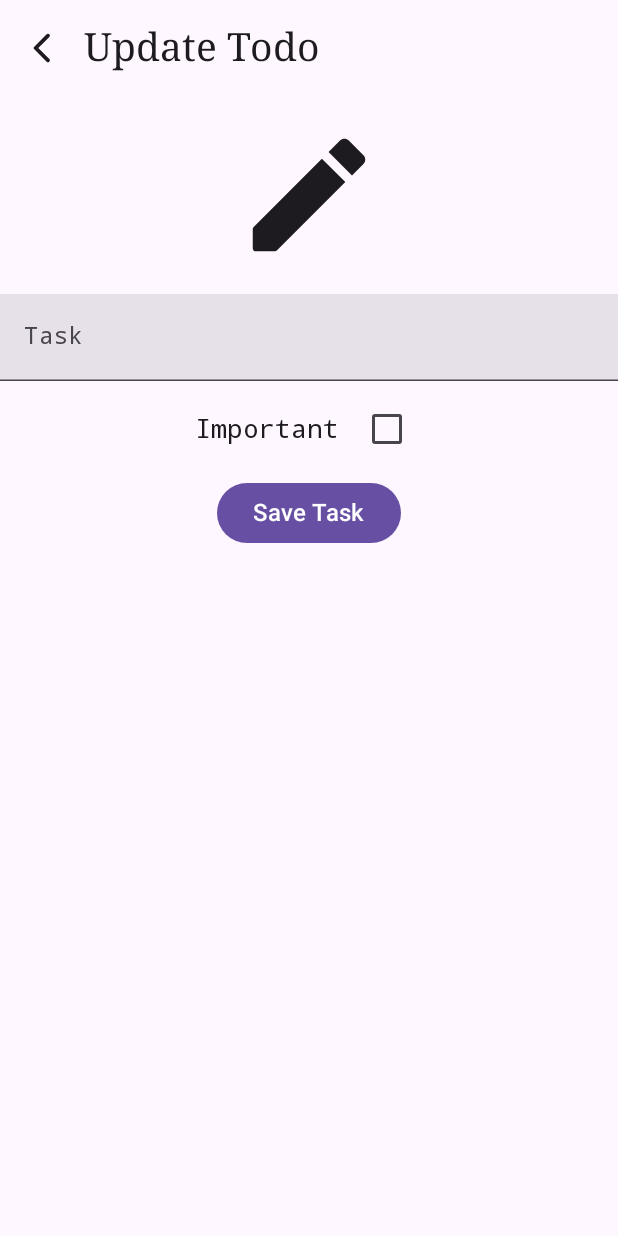
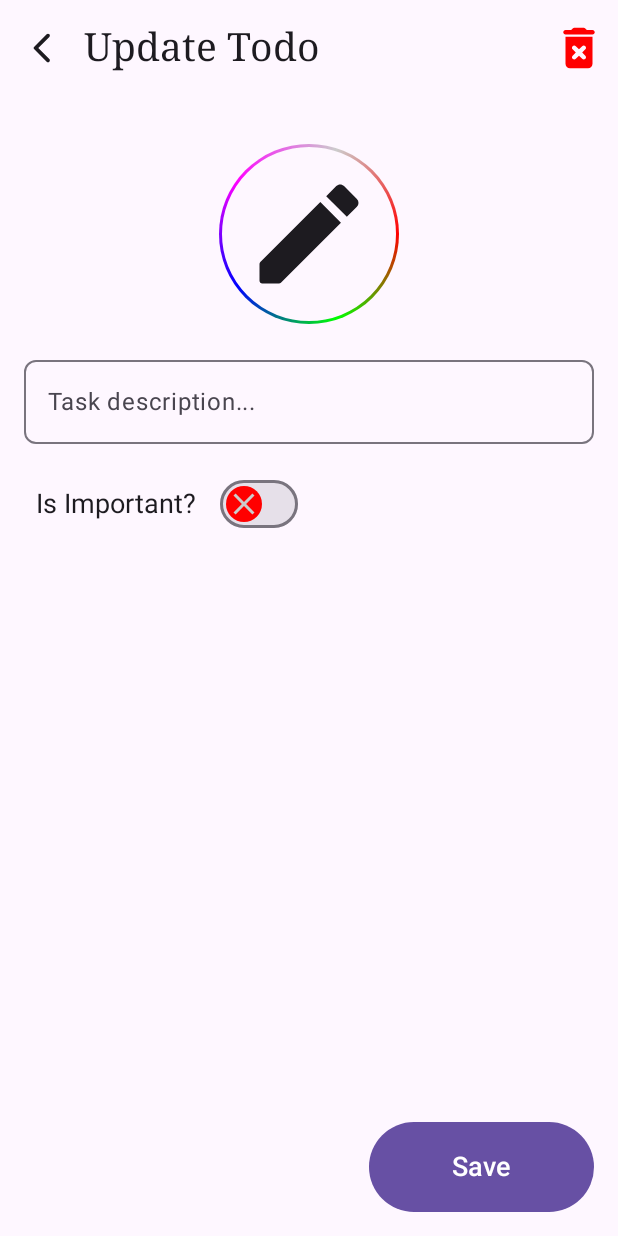
Before and after one commit to Swirl86/Listify-Planner, an Android app built with Jetpack Compose: the @Preview function UpdateTodoScreenPreview, on a phone screen of 412 x 824 dp. Run offline under Robolectric (Android 15) with nearby library versions, the phone set to English and light mode, and no system bars; our stand-ins replace Dagger/Hilt's generated code, Room's generated code.

Commit message:
delete logic from editscreen and some more design changes

```diff
--- /dev/null
+++ b/app/src/main/java/com/swirl/listifyplanner/presentation/common/AnimatedSwitch.kt
@@ -0,0 +1,41 @@
+package com.swirl.listifyplanner.presentation.common
+
+import androidx.compose.animation.animateContentSize
+import androidx.compose.animation.core.FastOutSlowInEasing
+import androidx.compose.animation.core.tween
+import androidx.compose.foundation.layout.size
+import androidx.compose.material3.Icon
+import androidx.compose.material3.Switch
+import androidx.compose.runtime.Composable
+import androidx.compose.ui.Modifier
+import androidx.compose.ui.graphics.vector.ImageVector
+import androidx.compose.ui.unit.dp
+import com.swirl.listifyplanner.utils.getSwitchDefaultColors
+
+@Composable
+fun AnimatedSwitch(
+    checked: Boolean,
+    onCheckedChange: (Boolean) -> Unit,
+    thumbIcon: ImageVector,
+    thumbSize: Int = 24,
+    animationDuration: Int = 1000
+) {
+    Switch(
+        checked = checked,
+        onCheckedChange = onCheckedChange,
+        modifier = Modifier.animateContentSize(
+            animationSpec = tween(
+                durationMillis = animationDuration,
+                easing = FastOutSlowInEasing
+            )
+        ),
+        thumbContent = {
+            Icon(
+                imageVector = thumbIcon,
+                contentDescription = null,
+                modifier = Modifier.size(thumbSize.dp)
+            )
+        },
+        colors = getSwitchDefaultColors()
+    )
+}
--- a/app/src/main/java/com/swirl/listifyplanner/presentation/todo_screen/UpdateTodoScreen.kt
+++ b/app/src/main/java/com/swirl/listifyplanner/presentation/todo_screen/UpdateTodoScreen.kt
@@ -1,40 +1,54 @@
 package com.swirl.listifyplanner.presentation.todo_screen
 
+import androidx.compose.foundation.clickable
 import androidx.compose.foundation.layout.Arrangement
 import androidx.compose.foundation.layout.Column
 import androidx.compose.foundation.layout.Row
 import androidx.compose.foundation.layout.Spacer
 import androidx.compose.foundation.layout.fillMaxSize
 import androidx.compose.foundation.layout.fillMaxWidth
+import androidx.compose.foundation.layout.height
 import androidx.compose.foundation.layout.padding
 import androidx.compose.foundation.layout.size
-import androidx.compose.foundation.text.KeyboardOptions
+import androidx.compose.foundation.layout.width
+import androidx.compose.foundation.shape.RoundedCornerShape
 import androidx.compose.material.icons.Icons
+import androidx.compose.material.icons.filled.Check
+import androidx.compose.material.icons.filled.Close
 import androidx.compose.material.icons.rounded.ArrowBackIosNew
+import androidx.compose.material.icons.rounded.DeleteForever
 import androidx.compose.material.icons.rounded.Edit
+import androidx.compose.material.icons.rounded.Warning
 import androidx.compose.material3.Button
-import androidx.compose.material3.Checkbox
 import androidx.compose.material3.ExperimentalMaterial3Api
 import androidx.compose.material3.Icon
 import androidx.compose.material3.IconButton
+import androidx.compose.material3.OutlinedTextField
 import androidx.compose.material3.Scaffold
 import androidx.compose.material3.Text
-import androidx.compose.material3.TextField
 import androidx.compose.material3.TopAppBar
 import androidx.compose.runtime.Composable
 import androidx.compose.runtime.LaunchedEffect
+import androidx.compose.runtime.getValue
+import androidx.compose.runtime.mutableStateOf
+import androidx.compose.runtime.saveable.rememberSaveable
+import androidx.compose.runtime.setValue
 import androidx.compose.ui.Alignment
 import androidx.compose.ui.Modifier
-import androidx.compose.ui.graphics.RectangleShape
-import androidx.compose.ui.text.font.FontFamily
-import androidx.compose.ui.text.input.KeyboardCapitalization
+import androidx.compose.ui.graphics.Color
+import androidx.compose.ui.text.TextStyle
 import androidx.compose.ui.tooling.preview.Preview
 import androidx.compose.ui.unit.dp
 import androidx.compose.ui.unit.sp
 import androidx.lifecycle.viewmodel.compose.viewModel
 import com.swirl.listifyplanner.R
 import com.swirl.listifyplanner.presentation.MainViewModel
-import com.swirl.listifyplanner.ui.constants.taskTextStyle
+import com.swirl.listifyplanner.presentation.alert_dialogs.AlertDialogGeneral
+import com.swirl.listifyplanner.presentation.common.AnimatedSwitch
+import com.swirl.listifyplanner.presentation.common.drawAnimationBorder
+import com.swirl.listifyplanner.ui.constants.DefaultDp
+import com.swirl.listifyplanner.ui.constants.DefaultIconSize
+import com.swirl.listifyplanner.ui.constants.MediumDp
 import com.swirl.listifyplanner.ui.constants.topAppBarTextStyle
 import com.swirl.listifyplanner.ui.preview.ProvideMainViewModelForPreview
 import com.swirl.listifyplanner.utils.UiText
@@ -48,6 +62,7 @@ fun UpdateTodoScreen(
 ) {
     val task = mainViewModel.todo.task
     val isImportant = mainViewModel.todo.isImportant
+    var openDeleteDialog by rememberSaveable { mutableStateOf(false) }
 
     LaunchedEffect(
         key1 = true,
@@ -55,14 +70,44 @@ fun UpdateTodoScreen(
             mainViewModel.getTodoById(id)
         })
 
+    if (openDeleteDialog)
+        AlertDialogGeneral(
+            onDismissRequest = { openDeleteDialog = false },
+            onConfirmation = {
+                openDeleteDialog = false
+                mainViewModel.deleteTodo(mainViewModel.todo)
+                onBack()
+            },
+            dialogTitle = UiText.StringResource(R.string.todo_delete_title).asString(),
+            dialogText = UiText.StringResource(R.string.todo_delete_subtitle).asString(),
+            icon = Icons.Rounded.Warning,
+            modifier = Modifier.size(62.dp),
+            tintColor = Color.Red
+        )
+
     Scaffold(
         topBar = {
             TopAppBar(
                 title = {
+                    Row(
+                        modifier = Modifier.fillMaxWidth(),
+                        horizontalArrangement = Arrangement.Center,
+                        verticalAlignment = Alignment.CenterVertically
+                    ) {
                         Text(
                             text = UiText.StringResource(R.string.update_todo).asString(),
                             style = topAppBarTextStyle
                         )
+                        Spacer(modifier = Modifier.weight(1f))
+                        Icon(
+                            modifier = Modifier
+                                .size(DefaultIconSize)
+                                .clickable { openDeleteDialog = true },
+                            imageVector = Icons.Rounded.DeleteForever,
+                            tint = Color.Red,
+                            contentDescription = UiText.StringResource(R.string.icon_delete).asString()
+                        )
+                    }
                 },
                 navigationIcon = {
                     IconButton(onClick = { onBack() }) {
@@ -77,61 +122,76 @@ fun UpdateTodoScreen(
         Column(
             modifier = Modifier
                 .fillMaxSize()
-                .padding(paddingValues),
+                .padding(paddingValues)
+                .padding(DefaultDp),
             horizontalAlignment = Alignment.CenterHorizontally
         ) {
-            Spacer(modifier = Modifier.size(16.dp))
+            Spacer(modifier = Modifier.size(DefaultDp))
             Icon(
                 imageVector = Icons.Rounded.Edit,
                 contentDescription = UiText.StringResource(R.string.icon_edit).asString(),
                 modifier = Modifier
-                    .size(100.dp)
+                    .size(120.dp)
+                    .drawAnimationBorder(
+                        strokeWidth = 2.dp,
+                        durationMillis = 3500,
+                        shape = RoundedCornerShape(100)
                     )
-            Spacer(modifier = Modifier.size(16.dp))
-            TextField(
+                    .padding(16.dp)
+            )
+            Spacer(modifier = Modifier.height(16.dp))
+            OutlinedTextField(
                 value = task,
                 onValueChange = { newValue ->
                     mainViewModel.updateTask(newValue)
                 },
                 modifier = Modifier.fillMaxWidth(),
-                label = {
-                    Text(
-                        text = UiText.StringResource(R.string.update_todo_task).asString(),
-                        fontFamily = FontFamily.Monospace
+                label = { Text("Task description...") },
+                shape = RoundedCornerShape(MediumDp)
             )
-                },
-                shape = RectangleShape,
-                keyboardOptions = KeyboardOptions(
-                    KeyboardCapitalization.Sentences
-                ),
-                textStyle = taskTextStyle()
-            )
-            Spacer(modifier = Modifier.size(8.dp))
+            Spacer(modifier = Modifier.height(DefaultDp))
             Row(
-                modifier = Modifier.fillMaxWidth(),
-                horizontalArrangement = Arrangement.Center,
-                verticalAlignment = Alignment.CenterVertically
+                modifier = Modifier
+                    .fillMaxWidth()
+                    .padding(horizontal = MediumDp),
+                verticalAlignment = Alignment.CenterVertically,
+                horizontalArrangement = Arrangement.Start
             ) {
                 Text(
                     text = UiText.StringResource(R.string.todo_important).asString(),
-                    fontFamily = FontFamily.Monospace,
+                    style = TextStyle(fontSize = 18.sp)
+                )
+                Spacer(modifier = Modifier.width(DefaultDp))
+                AnimatedSwitch(
+                    checked = isImportant,
+                    onCheckedChange = { newValue ->
+                        mainViewModel.updateIsImportant(newValue)
+                    },
+                    if (isImportant) Icons.Filled.Check else Icons.Filled.Close
+                )
+            }
+            Spacer(modifier = Modifier.height(DefaultDp))
+            Column(
+                modifier = Modifier
+                    .fillMaxSize(),
+                horizontalAlignment = Alignment.End,
+                verticalArrangement = Arrangement.Bottom
+            ) {
+                Button(
+                    onClick = {
+                        mainViewModel.updateTodo(mainViewModel.todo)
+                        onBack()
+                    },
+                    modifier = Modifier
+                        .size(width = 150.dp, height = 60.dp)
+                ) {
+                    Text(
+                        text = UiText.StringResource(R.string.button_save).asString(),
                         fontSize = 18.sp
                     )
-                Spacer(modifier = Modifier.size(8.dp))
-                Checkbox(checked = isImportant, onCheckedChange = { newValue ->
-                    mainViewModel.updateIsImportant(newValue)
-                })
                 }
-            Spacer(modifier = Modifier.size(8.dp))
-            Button(onClick = {
-                mainViewModel.updateTodo(mainViewModel.todo)
-                onBack()
-            }) {
-                Text(
-                    text = UiText.StringResource(R.string.update_todo_save).asString(),
-                    fontSize = 16.sp
-                )
             }
+            Spacer(modifier = Modifier.height(DefaultDp))
         }
     }
 }
@@ -144,7 +204,7 @@ fun UpdateTodoScreenPreview() {
         UpdateTodoScreen(
             0,
             mainViewModel,
-            onBack = { /*TODO*/ }
+            onBack = {  }
         )
     }
 }
--- a/app/src/main/java/com/swirl/listifyplanner/presentation/todo_screen/components/MyTopAppBar.kt
+++ b/app/src/main/java/com/swirl/listifyplanner/presentation/todo_screen/components/MyTopAppBar.kt
@@ -1,13 +1,13 @@
 package com.swirl.listifyplanner.presentation.todo_screen.components
 
 
+import androidx.compose.foundation.clickable
 import androidx.compose.foundation.layout.size
+import androidx.compose.material.Icon
 import androidx.compose.material.icons.Icons
 import androidx.compose.material.icons.rounded.DeleteForever
 import androidx.compose.material.icons.rounded.Warning
 import androidx.compose.material3.ExperimentalMaterial3Api
-import androidx.compose.material3.Icon
-import androidx.compose.material3.IconButton
 import androidx.compose.material3.Text
 import androidx.compose.material3.TopAppBar
 import androidx.compose.runtime.Composable
@@ -20,6 +20,7 @@ import androidx.compose.ui.graphics.Color
 import androidx.compose.ui.unit.dp
 import com.swirl.listifyplanner.R
 import com.swirl.listifyplanner.presentation.alert_dialogs.AlertDialogGeneral
+import com.swirl.listifyplanner.ui.constants.DefaultIconSize
 import com.swirl.listifyplanner.ui.constants.topAppBarTextStyle
 import com.swirl.listifyplanner.utils.UiText
 
@@ -39,8 +40,8 @@ fun MyTopAppBar(
                 openDeleteAllDialog = false
                 onDeleteAll()
             },
-            dialogTitle = "Delete all todos",
-            dialogText = "Are you sure you want to delete all your todos? They can not be restored once deleted!",
+            dialogTitle = UiText.StringResource(R.string.todo_delete_all_title).asString(),
+            dialogText = UiText.StringResource(R.string.todo_delete_all_subtitle).asString(),
             icon = Icons.Rounded.Warning,
             modifier = Modifier.size(62.dp),
             tintColor = Color.Red
@@ -50,15 +51,14 @@ fun MyTopAppBar(
         title = { Text(text = "Todos", style = topAppBarTextStyle) },
         actions = {
             if (size > 0) {
-                IconButton(
-                    onClick = { openDeleteAllDialog = true }
-                ) {
-                    Icon(
-                        Icons.Rounded.DeleteForever,
-                        tint = Color.Red,
-                        contentDescription = UiText.StringResource(R.string.icon_delete).asString()
-                    )
-                }
+                Icon(
+                    modifier = Modifier
+                        .size(DefaultIconSize)
+                        .clickable { openDeleteAllDialog = true },
+                    imageVector = Icons.Rounded.DeleteForever,
+                    tint = Color.Red,
+                    contentDescription = UiText.StringResource(R.string.icon_delete).asString()
+                )
             }
         }
     )
--- a/app/src/main/java/com/swirl/listifyplanner/presentation/todo_screen/components/TodoCard.kt
+++ b/app/src/main/java/com/swirl/listifyplanner/presentation/todo_screen/components/TodoCard.kt
@@ -27,7 +27,6 @@ import androidx.compose.runtime.remember
 import androidx.compose.ui.Alignment
 import androidx.compose.ui.Modifier
 import androidx.compose.ui.graphics.Color
-import androidx.compose.ui.graphics.ColorFilter
 import androidx.compose.ui.text.AnnotatedString
 import androidx.compose.ui.text.style.TextOverflow
 import androidx.compose.ui.tooling.preview.Preview
@@ -36,7 +35,7 @@ import androidx.compose.ui.unit.sp
 import com.swirl.listifyplanner.R
 import com.swirl.listifyplanner.data.model.Todo
 import com.swirl.listifyplanner.ui.constants.DefaultIconSize
-import com.swirl.listifyplanner.ui.constants.SmallPadding
+import com.swirl.listifyplanner.ui.constants.SmallDp
 import com.swirl.listifyplanner.ui.constants.taskTextStyle
 import com.swirl.listifyplanner.ui.theme.TaskLightGreenBg
 import com.swirl.listifyplanner.ui.theme.TaskLightYellowBg
@@ -86,7 +85,7 @@ fun TodoCard(
                     tint = getIconColor(todo.isDone, Color.Black),
                     contentDescription = UiText.StringResource( R.string.icon_check).asString()
                 )
-                Spacer(modifier = Modifier.padding(end = SmallPadding))
+                Spacer(modifier = Modifier.padding(end = SmallDp))
                 Text(
                     text = AnnotatedString(todo.task),
                     maxLines = 2,
--- a/app/src/main/java/com/swirl/listifyplanner/ui/constants/DpValues.kt
+++ b/app/src/main/java/com/swirl/listifyplanner/ui/constants/DpValues.kt
@@ -3,14 +3,13 @@ package com.swirl.listifyplanner.ui.constants
 import androidx.compose.ui.unit.Dp
 import androidx.compose.ui.unit.dp
 
-val XSmallPadding: Dp = 4.dp
-val SmallPadding: Dp = 6.dp
-val DefaultPadding: Dp = 8.dp
-val LargePadding: Dp = 16.dp
-
-val SmallDp: Dp = 4.dp
+val XSmallDp: Dp = 4.dp
+val SmallDp: Dp = 6.dp
 val MediumDp: Dp = 8.dp
-val LargeDp: Dp = 16.dp
+val DefaultDp: Dp = 16.dp
+val LargeDp: Dp = 22.dp
 
 val SmallIconSize: Dp = 24.dp
+val MediumIconSize: Dp = 32.dp
 val DefaultIconSize: Dp = 36.dp
+val LargeIconSize: Dp = 100.dp
--- a/app/src/main/java/com/swirl/listifyplanner/utils/ColorUtils.kt
+++ b/app/src/main/java/com/swirl/listifyplanner/utils/ColorUtils.kt
@@ -1,6 +1,8 @@
 package com.swirl.listifyplanner.utils
 
+import androidx.compose.material.ContentAlpha
 import androidx.compose.material.TextFieldDefaults
+import androidx.compose.material3.SwitchDefaults
 import androidx.compose.runtime.Composable
 import androidx.compose.ui.graphics.Color
 import androidx.compose.ui.graphics.ColorFilter
@@ -12,6 +14,16 @@ fun getPurpleThemeTextFieldColors() = TextFieldDefaults.textFieldColors(
     focusedIndicatorColor = Color.Magenta,
     unfocusedIndicatorColor = Color.Gray,
     cursorColor = Color.Magenta
+)
+
+@Composable
+fun getSwitchDefaultColors() = SwitchDefaults.colors(
+    checkedThumbColor = Color.Green,
+    checkedIconColor = Color.DarkGray,
+    uncheckedThumbColor = Color.Red,
+    uncheckedIconColor = Color.LightGray,
+    disabledCheckedThumbColor = Color.Green.copy(alpha = ContentAlpha.disabled),
+    disabledUncheckedThumbColor = Color.Red.copy(alpha = ContentAlpha.disabled),
 )
 
 /**
--- a/app/src/main/res/values/strings.xml
+++ b/app/src/main/res/values/strings.xml
@@ -5,6 +5,10 @@
     <string name="home_welcome_text">Welcome to Listify Planner</string>
 
     <!-- Todo_screen  -->
+    <string name="todo_delete_title">Delete Todo</string>
+    <string name="todo_delete_all_title">Delete All Todos</string>
+    <string name="todo_delete_subtitle">Are you sure you want to delete your todo? It can not be restored once deleted!</string>
+    <string name="todo_delete_all_subtitle">Are you sure you want to delete all your todos? They can not be restored once deleted!</string>
     <string name="todo_deleted_task">Deleted task: %s</string>
     <string name="todo_undo_delete">UNDO DELETE</string>
     <string name="add_todo">Todo</string>
@@ -16,7 +20,7 @@
     <string name="update_todo_task">Task</string>
     <string name="update_todo_save">Save Task</string>
 
-    <string name="todo_important">Important</string>
+    <string name="todo_important">Is Important?</string>
 
     <!-- Speech_To_Text_screen  -->
     <string name="speech_top_title">Talk to me</string>
```
Lines whose indentation alone changed are shown as unchanged.
